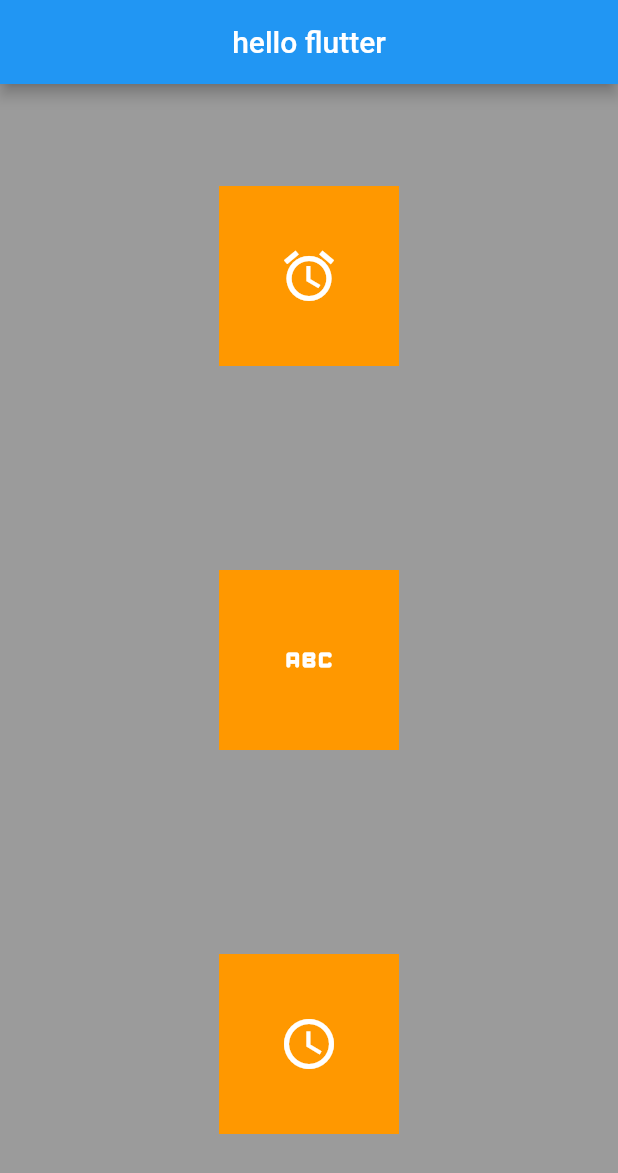
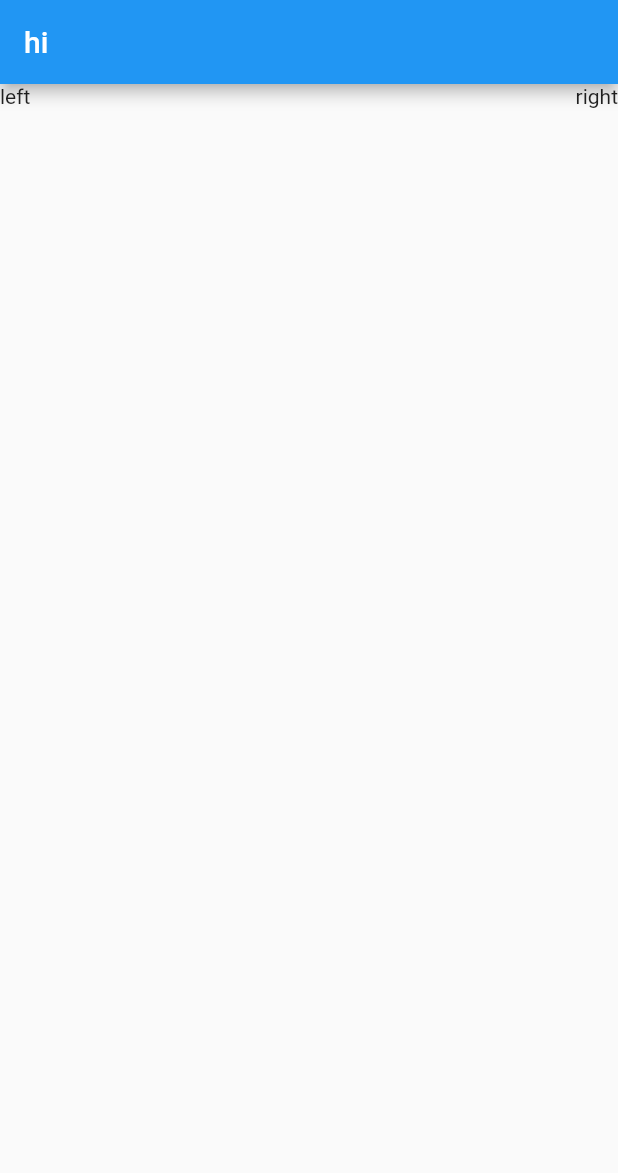
Before and after one commit to fixyo/flutter-study, a Flutter app: the screen it shows after launch, on a phone screen of 412 x 824 dp. Shown: the top 1173 px of the screen. Run offline on Flutter 3.47's test engine with Material 2 defaults, Android fonts, the phone set to English and light mode, and no system bars; missing offline and left inert: dart:ffi.

Commit message:
定位组件的学习

```diff
--- a/lib/main.dart
+++ b/lib/main.dart
@@ -1,58 +1,69 @@
+import 'dart:ffi';
+
 import 'package:flutter/material.dart';
 
-// import 'package:vector_math/vector_math_64.dart';
 void main() {
-  runApp(MaterialApp(
-    home: Scaffold(
-      appBar: AppBar(title: const Text('hello flutter'), centerTitle: true),
-      body: const MyHome()
-    ),
-  ));
+  return runApp(
+      MaterialApp(
+        home: Scaffold(
+          appBar: AppBar(title: const Text('hi')),
+          body: const MyHome(),
+        ),
+      )
+  );
 }
 
 class MyHome extends StatelessWidget {
-  const MyHome({super.key});
+  const MyHome({Key? key}) : super(key: key);
 
   @override
   Widget build(BuildContext context) {
-    // Padding Widget功能单一，只能实现padding的功能，但是占用内存小
-    // return const Padding(
-    //   padding: EdgeInsets.all(40),
-    //   child: Text('hello flutter')
+    // return Container(
+    //   width: 200,
+    //   height: 200,
+    //   color: Colors.red,
+    //   child: const Align(
+    //     alignment: Alignment.topLeft,
+    //     child: Text('hi flutter'),
+    //   ),
+    // );
+    // space-between
+    // return Row(
+    //   mainAxisAlignment: MainAxisAlignment.spaceBetween,
+    //   children: const [
+    //     Text('left'),
+    //     Text('right')
+    //   ],
     // );
 
-    return Container(
-      width: double.infinity,
-      height: double.infinity,
-      color: Colors.black38,
-      child: Column(
-        mainAxisAlignment: MainAxisAlignment.spaceAround,
-        crossAxisAlignment: CrossAxisAlignment.center,
-        children: [
-          IconContainer(icon: Icons.access_alarm, color: Colors.orange,),
-          IconContainer(icon: Icons.abc_rounded, color: Colors.orange,),
-          IconContainer(icon: Icons.access_time, color: Colors.orange,)
-        ],
-      ),
+    // space-between
+    // return Stack(
+    //   children: const [
+    //     Align(alignment: Alignment.topLeft, child: Text('left')),
+    //     Align(alignment: Alignment.topRight, child: Text('right'))
+    //   ],
+    // );
+
+    // space-between
+    return Column(
+      children: [
+        Container(
+          width: double.infinity,
+          height: 40,
+          child: Stack(
+            children: const [
+              Positioned(
+                left: 0,
+                child: Text('left'),
+              ),
+              Positioned(
+                right: 0,
+                child: Text('right'),
+              )
+            ],
+          ),
+        )
+      ],
     );
   }
 }
-
-// ignore: must_be_immutable
-class IconContainer extends StatelessWidget {
-  Color color;
-  IconData icon;
-
-  IconContainer({super.key, required this.color, required this.icon});
-
-  @override
-  Widget build(BuildContext context) {
-    return Container(
-      width: 120,
-      height: 120,
-      alignment: Alignment.center,
-      color: color,
-      child: Icon(icon, color: Colors.white, size: 40,),
-    );
-  }
-}
--- /dev/null
+++ b/lib/space-between.dart
@@ -0,0 +1,69 @@
+import 'dart:ffi';
+
+import 'package:flutter/material.dart';
+
+void main() {
+  return runApp(
+      MaterialApp(
+        home: Scaffold(
+          appBar: AppBar(title: const Text('hi')),
+          body: const MyHome(),
+        ),
+      )
+  );
+}
+
+class MyHome extends StatelessWidget {
+  const MyHome({Key? key}) : super(key: key);
+
+  @override
+  Widget build(BuildContext context) {
+    // return Container(
+    //   width: 200,
+    //   height: 200,
+    //   color: Colors.red,
+    //   child: const Align(
+    //     alignment: Alignment.topLeft,
+    //     child: Text('hi flutter'),
+    //   ),
+    // );
+    // space-between
+    // return Row(
+    //   mainAxisAlignment: MainAxisAlignment.spaceBetween,
+    //   children: const [
+    //     Text('left'),
+    //     Text('right')
+    //   ],
+    // );
+
+    // space-between
+    // return Stack(
+    //   children: const [
+    //     Align(alignment: Alignment.topLeft, child: Text('left')),
+    //     Align(alignment: Alignment.topRight, child: Text('right'))
+    //   ],
+    // );
+
+    // space-between
+    return Column(
+      children: [
+        Container(
+          width: double.infinity,
+          height: 40,
+          child: Stack(
+            children: const [
+              Positioned(
+                left: 0,
+                child: Text('left'),
+              ),
+              Positioned(
+                right: 0,
+                child: Text('right'),
+              )
+            ],
+          ),
+        )
+      ],
+    );
+  }
+}
```
Also changed, not shown: lib/main.positioned.dart (added, +98 -0 lines), lib/main.stack.dart (added, +35 -0 lines), lib/main.stack2.dart (added, +41 -0 lines).
